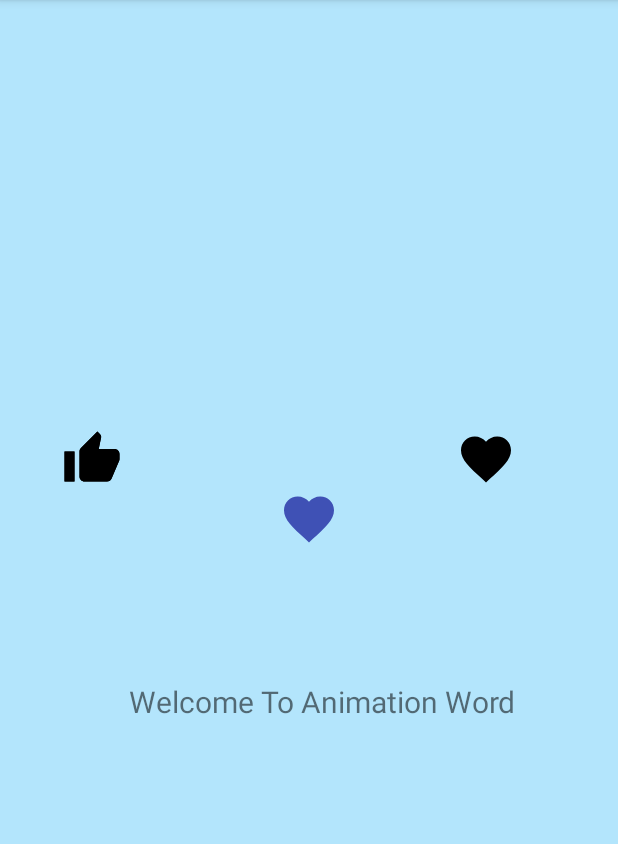
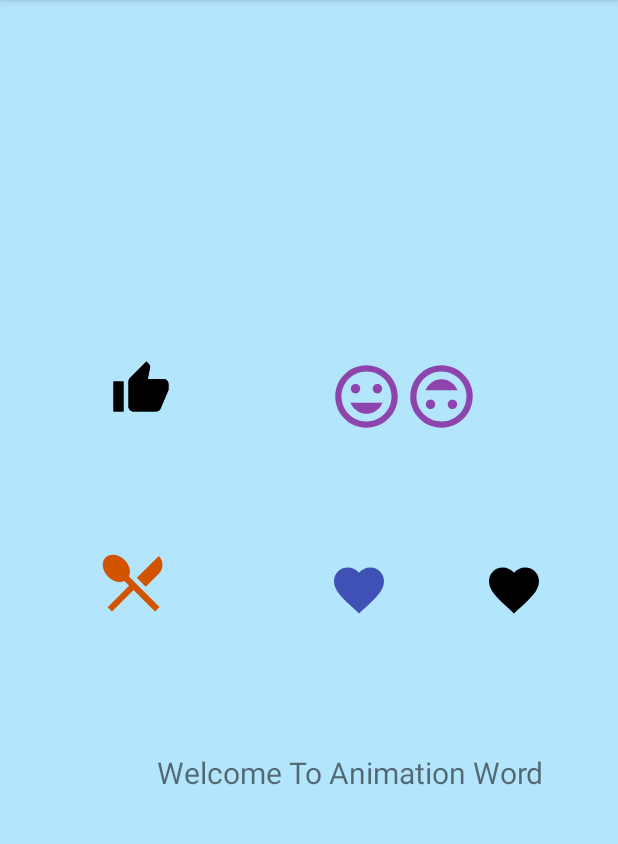
Before and after one commit to CDL24/VectorDrawableAnimation, an Android app: the screen it shows after launch (MainActivity), on a phone screen of 412 x 824 dp, the part 84-928 px from its top. Run offline under Robolectric (Android 15) with nearby library versions, the phone set to English and light mode, and no system bars.

Commit message:
fifth commit

```diff
--- a/app/src/main/java/com/example/climbachiya/glikeanimation/FragmentVector.java
+++ b/app/src/main/java/com/example/climbachiya/glikeanimation/FragmentVector.java
@@ -9,8 +9,6 @@
 import android.graphics.Color;
 import android.graphics.PorterDuff;
 import android.graphics.PorterDuffColorFilter;
-import android.graphics.drawable.Animatable;
-import android.graphics.drawable.Drawable;
 import android.media.MediaPlayer;
 import android.os.Bundle;
 import android.support.annotation.Nullable;
@@ -31,7 +29,7 @@
 
     private Animation btnAnim, scaleAnim, txtAnimation;
     RelativeLayout layout;
-    ImageView imgReward,imgRewardClone, imgHeart, imgAnimatedHeart;
+    ImageView imgReward,imgRewardClone, imgHeart, imgAnimatedHeart, imgMoodHappy1, imgMoodHappy2, imgSpoon;
     boolean isLiked = false;
     boolean isHearted = false;
     MediaPlayer mp = null;
@@ -52,7 +50,17 @@
         imgRewardClone =(ImageView) view.findViewById(R.id.imgRewardClone);
         imgHeart = (ImageView) view.findViewById(R.id.image_heart);
         imgAnimatedHeart = (ImageView) view.findViewById(R.id.image_animated_heart);
+        imgMoodHappy1 = (ImageView) view.findViewById(R.id.image_mood_happy_1);
+        imgMoodHappy2 = (ImageView) view.findViewById(R.id.image_mood_happy_2);
+        imgSpoon = (ImageView) view.findViewById(R.id.image_spoon);
+
         txtTitle = (TextView) view.findViewById(R.id.text_title);
+
+        flipMoodLeft();
+
+        flipMoodRight();
+
+        flipSpoon();
 
         loadTextAnimation();
 
@@ -77,6 +85,29 @@
                 startAnimationHeart();
             }
         });
+    }
+
+    private void flipSpoon() {
+        ObjectAnimator flip = ObjectAnimator.ofFloat(imgSpoon, "rotationY", 0f, 180f);
+        flip.setDuration(800);
+        flip.setRepeatCount(Animation.INFINITE);
+        flip.start();
+    }
+
+    private void flipMoodRight() {
+
+        ObjectAnimator flip = ObjectAnimator.ofFloat(imgMoodHappy1, "rotationX", 180f, 0f);
+        flip.setDuration(800);
+        flip.setRepeatCount(Animation.INFINITE);
+        flip.start();
+    }
+
+    private void flipMoodLeft() {
+
+        ObjectAnimator flip = ObjectAnimator.ofFloat(imgMoodHappy2, "rotationX", 0f, 180f);
+        flip.setDuration(800);
+        flip.setRepeatCount(Animation.INFINITE);
+        flip.start();
     }
 
     private void loadTextAnimation() {
--- /dev/null
+++ b/app/src/main/res/drawable/ic_mood_happy.xml
@@ -0,0 +1,9 @@
+<vector xmlns:android="http://schemas.android.com/apk/res/android"
+        android:width="50dp"
+        android:height="50dp"
+        android:viewportWidth="24.0"
+        android:viewportHeight="24.0">
+    <path
+        android:fillColor="@color/color_purple"
+        android:pathData="M11.99,2C6.47,2 2,6.48 2,12s4.47,10 9.99,10C17.52,22 22,17.52 22,12S17.52,2 11.99,2zM12,20c-4.42,0 -8,-3.58 -8,-8s3.58,-8 8,-8 8,3.58 8,8 -3.58,8 -8,8zM15.5,11c0.83,0 1.5,-0.67 1.5,-1.5S16.33,8 15.5,8 14,8.67 14,9.5s0.67,1.5 1.5,1.5zM8.5,11c0.83,0 1.5,-0.67 1.5,-1.5S9.33,8 8.5,8 7,8.67 7,9.5 7.67,11 8.5,11zM12,17.5c2.33,0 4.31,-1.46 5.11,-3.5L6.89,14c0.8,2.04 2.78,3.5 5.11,3.5z"/>
+</vector>
--- /dev/null
+++ b/app/src/main/res/drawable/ic_restaurant_menu.xml
@@ -0,0 +1,9 @@
+<vector xmlns:android="http://schemas.android.com/apk/res/android"
+        android:width="24dp"
+        android:height="24dp"
+        android:viewportWidth="24.0"
+        android:viewportHeight="24.0">
+    <path
+        android:fillColor="@color/color_dark_orange"
+        android:pathData="M8.1,13.34l2.83,-2.83L3.91,3.5c-1.56,1.56 -1.56,4.09 0,5.66l4.19,4.18zM14.88,11.53c1.53,0.71 3.68,0.21 5.27,-1.38 1.91,-1.91 2.28,-4.65 0.81,-6.12 -1.46,-1.46 -4.2,-1.1 -6.12,0.81 -1.59,1.59 -2.09,3.74 -1.38,5.27L3.7,19.87l1.41,1.41L12,14.41l6.88,6.88 1.41,-1.41L13.41,13l1.47,-1.47z"/>
+</vector>
--- a/app/src/main/res/layout/simple_vector_drawable.xml
+++ b/app/src/main/res/layout/simple_vector_drawable.xml
@@ -33,19 +33,21 @@
         android:layout_height="40dp"
         android:id="@+id/image_heart"
         app:srcCompat="@drawable/ic_favorite_black"
-        android:layout_marginRight="52dp"
-        android:layout_marginEnd="52dp"
-        android:layout_alignTop="@+id/imgRewardClone"
-        android:layout_alignParentRight="true"
-        android:layout_alignParentEnd="true" />
+        android:layout_above="@+id/text_title"
+        android:layout_toRightOf="@+id/image_mood_happy_1"
+        android:layout_toEndOf="@+id/image_mood_happy_1"
+        android:layout_marginLeft="53dp"
+        android:layout_marginStart="53dp" />
 
     <ImageView
         android:layout_width="40dp"
         android:layout_height="40dp"
         android:id="@+id/image_animated_heart"
         app:srcCompat="@drawable/ic_favorite_blue"
-        android:layout_below="@+id/imgRewardClone"
-        android:layout_centerHorizontal="true" />
+        android:layout_below="@+id/image_mood_happy_1"
+        android:layout_alignLeft="@+id/image_mood_happy_1"
+        android:layout_alignStart="@+id/image_mood_happy_1"
+        android:layout_marginTop="84dp" />
 
     <TextView
         android:layout_width="wrap_content"
@@ -58,4 +60,30 @@
         android:layout_alignRight="@+id/image_heart"
         android:layout_alignEnd="@+id/image_heart" />
 
+    <ImageView
+        android:layout_width="50dp"
+        android:layout_height="50dp"
+        android:id="@+id/image_mood_happy_1"
+        android:layout_centerHorizontal="true"
+        app:srcCompat="@drawable/ic_mood_happy"
+     />
+
+    <ImageView
+        android:layout_width="50dp"
+        android:layout_height="50dp"
+        android:id="@+id/image_mood_happy_2"
+        app:srcCompat="@drawable/ic_mood_happy"
+        android:layout_alignTop="@+id/image_mood_happy_1"
+        android:layout_toRightOf="@+id/image_mood_happy_1"
+        android:layout_toEndOf="@+id/image_mood_happy_1" />
+
+    <ImageView
+        android:layout_width="50dp"
+        android:layout_height="50dp"
+        android:id="@+id/image_spoon"
+        app:srcCompat="@drawable/ic_restaurant_menu"
+        android:layout_above="@+id/text_title"
+        android:layout_alignRight="@+id/imgRewardClone"
+        android:layout_alignEnd="@+id/imgRewardClone" />
+
 </RelativeLayout>
--- a/app/src/main/res/values/colors.xml
+++ b/app/src/main/res/values/colors.xml
@@ -8,4 +8,6 @@
     <color name="colorlightgreen">#80CBC4</color>
     <color name="colorlightblue">#8C9EFF</color>
     <color name="color_dark_green">#00695C</color>
+    <color name="color_purple">#8e44ad</color>
+    <color name="color_dark_orange">#d35400</color>
 </resources>
--- a/app/src/main/res/values/dimens.xml
+++ b/app/src/main/res/values/dimens.xml
@@ -1,5 +1,5 @@
 <resources>
     <!-- Default screen margins, per the Android Design guidelines. -->
-    <dimen name="activity_horizontal_margin">16dp</dimen>
-    <dimen name="activity_vertical_margin">16dp</dimen>
+    <dimen name="activity_horizontal_margin">10dp</dimen>
+    <dimen name="activity_vertical_margin">10dp</dimen>
 </resources>
```
